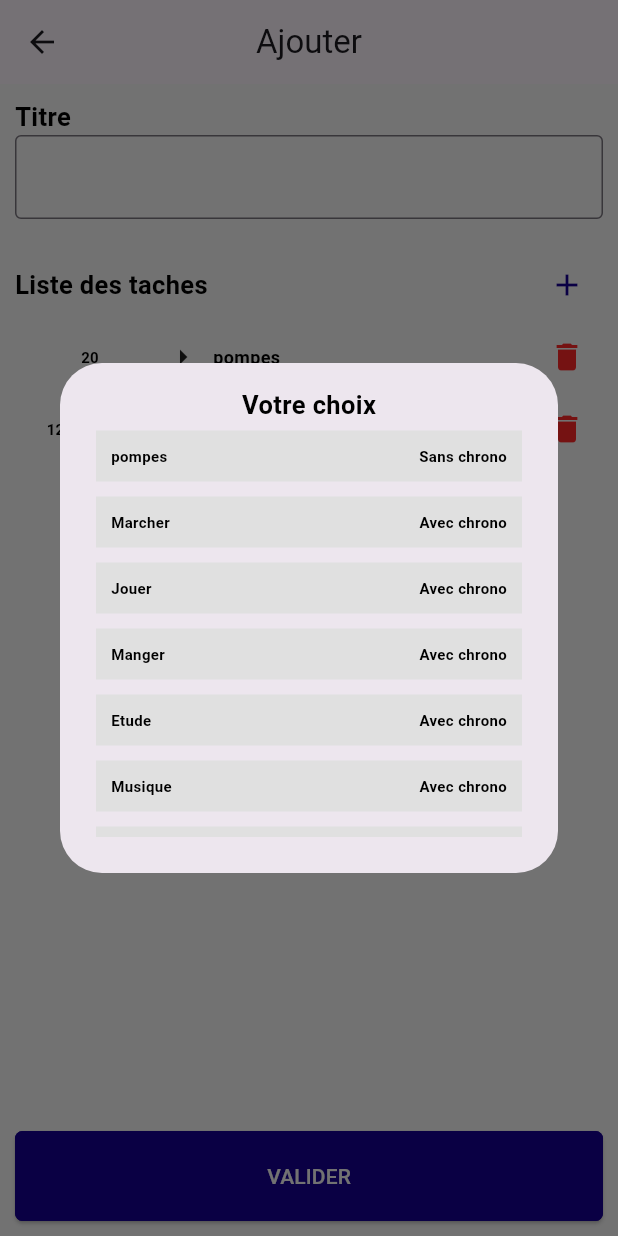
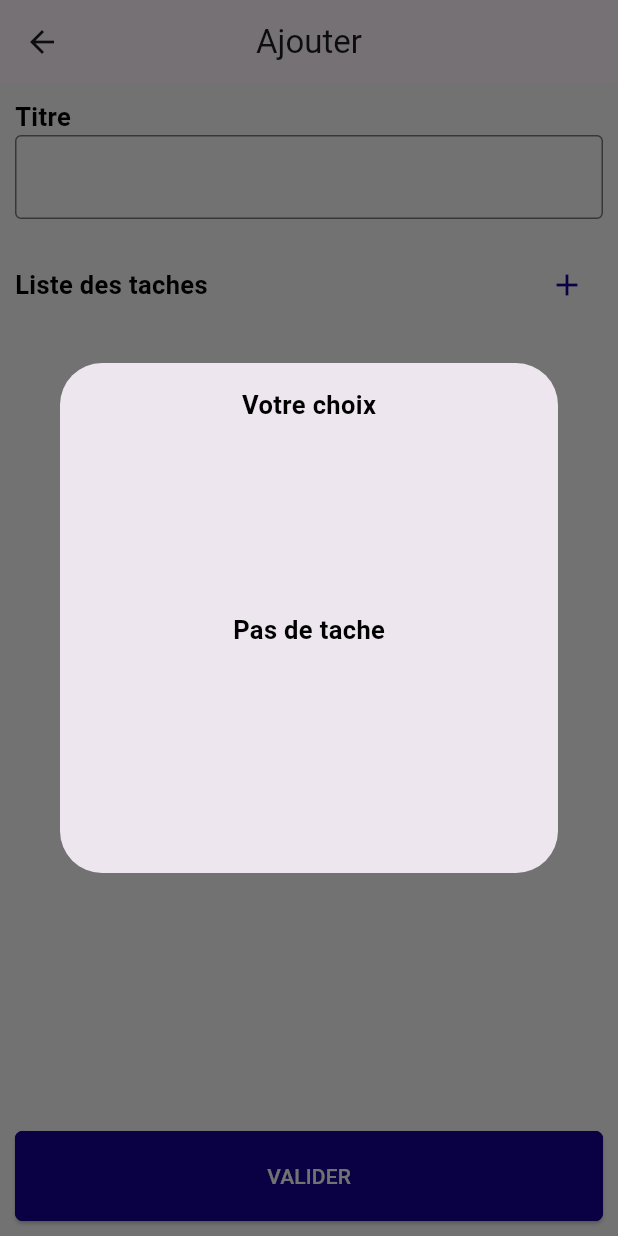
Before and after one commit to WrokSon/wilpro, a Flutter app: the ManagerActivityPage screen opened directly with empty values, after a tap on the "add" icon, on a phone screen of 412 x 824 dp. Run offline on Flutter 3.47's test engine with Material 3 defaults, Android fonts, the phone set to English and light mode, and no system bars; our stand-ins replace backdrop, cached_network_image, flutter_map, latlong2; network calls fail.

Commit message:
[ADD] possibilité ajout activité

```diff
--- /dev/null
+++ b/wilpro/lib/model/structure/my_time.dart
@@ -0,0 +1,19 @@
+class MyTime {
+  int hour;
+  int minute;
+  int second;
+
+  MyTime({this.hour = 0, this.minute = 0, this.second = 0});
+
+  static MyTime fromValue(int value) {
+    int s = value % 60;
+    int m = (value ~/ 60) % 60;
+    int h = value ~/ 3600;
+    return MyTime(hour: h, minute: m, second: s);
+  }
+
+  static int toValue(MyTime value) =>
+      value.hour * 3600 + value.minute * 60 + value.second;
+
+  int getValue() => hour * 3600 + minute * 60 + second;
+}
--- a/wilpro/lib/service/notifier/activity_notifier.dart
+++ b/wilpro/lib/service/notifier/activity_notifier.dart
@@ -1,88 +1,14 @@
 import 'package:flutter/foundation.dart';
+import 'package:uuid/uuid.dart';
 import 'package:wilpro/model/activity.dart';
 import 'package:wilpro/model/quantity.dart';
+import 'package:wilpro/model/structure/my_time.dart';
 import 'package:wilpro/model/task.dart';
 import 'package:wilpro/service/notifier/task_notifier.dart';
 import 'package:wilpro/service/tools.dart';
 
 class ActivityNotifier with ChangeNotifier {
-  final List<Activity> _activities = [
-    Activity(id: "id", title: "Ma routine", tasks: [
-      Quantity(id: "id5", value: 10, idTask: "pompe"),
-      Quantity(
-          id: "id2",
-          value: DateTime(0, 0, 0, 0, 30, 0).microsecondsSinceEpoch,
-          idTask: "repo"),
-      Quantity(id: "id3", value: 10, idTask: "marche"),
-      Quantity(
-          id: "id6",
-          value: DateTime(0, 0, 0, 0, 15, 0).microsecondsSinceEpoch,
-          idTask: "mange"),
-    ]),
-    Activity(id: "id2", title: "Sport", tasks: [
-      Quantity(id: "id7", value: 30, idTask: "pompe"),
-      Quantity(
-          id: "id8",
-          value: DateTime(0, 0, 0, 0, 1, 0).microsecondsSinceEpoch,
-          idTask: "repo"),
-      Quantity(id: "id9", value: 30, idTask: "pompe"),
-      Quantity(
-          id: "id10",
-          value: DateTime(0, 0, 0, 0, 1, 0).microsecondsSinceEpoch,
-          idTask: "repo"),
-      Quantity(id: "id11", value: 30, idTask: "pompe"),
-      Quantity(
-          id: "id12",
-          value: DateTime(0, 0, 0, 0, 1, 0).microsecondsSinceEpoch,
-          idTask: "repo"),
-      Quantity(id: "id13", value: 30, idTask: "pompe"),
-      Quantity(
-          id: "id14",
-          value: DateTime(0, 0, 0, 0, 1, 0).microsecondsSinceEpoch,
-          idTask: "repo"),
-      Quantity(id: "id15", value: 30, idTask: "pompe"),
-      Quantity(
-          id: "id16",
-          value: DateTime(0, 0, 0, 0, 1, 0).microsecondsSinceEpoch,
-          idTask: "repo"),
-    ]),
-    Activity(id: "id3", title: "Session", tasks: [
-      Quantity(
-          id: "id18",
-          value: DateTime(0, 0, 0, 0, 30, 0).microsecondsSinceEpoch,
-          idTask: "jouer"),
-      Quantity(
-          id: "id19",
-          value: DateTime(0, 0, 0, 0, 15, 0).microsecondsSinceEpoch,
-          idTask: "mange"),
-      Quantity(
-          id: "id20",
-          value: DateTime(0, 0, 0, 5, 0, 0).microsecondsSinceEpoch,
-          idTask: "dodo"),
-    ]),
-    Activity(id: "id4", title: "Etudier", tasks: [
-      Quantity(
-          id: "id22",
-          value: DateTime(0, 0, 0, 0, 30, 0).microsecondsSinceEpoch,
-          idTask: "etude"),
-      Quantity(
-          id: "id23",
-          value: DateTime(0, 0, 0, 0, 30, 0).microsecondsSinceEpoch,
-          idTask: "musique"),
-      Quantity(
-          id: "id25",
-          value: DateTime(0, 0, 0, 0, 30, 0).microsecondsSinceEpoch,
-          idTask: "etude"),
-      Quantity(
-          id: "id32",
-          value: DateTime(0, 0, 0, 0, 30, 0).microsecondsSinceEpoch,
-          idTask: "musique"),
-      Quantity(
-          id: "id36",
-          value: DateTime(0, 0, 0, 0, 30, 0).microsecondsSinceEpoch,
-          idTask: "etude"),
-    ]),
-  ];
+  final List<Activity> _activities = [];
   final taskNotifier = TaskNotifier.instance;
 
   static final instance = ActivityNotifier._();
@@ -95,6 +21,21 @@ class ActivityNotifier with ChangeNotifier {
         (element) => element.id == id,
         orElse: () => Activity(id: "-1", title: "", tasks: []),
       );
+
+  bool isTitleExist(String title) => _activities
+              .firstWhere((test) => test.title.trim() == title.trim(),
+                  orElse: () => Activity(id: "-1", title: "", tasks: []))
+              .id ==
+          "-1"
+      ? false
+      : true;
+
+  // ajouter une activiter
+  void addActivity({required String title, required List<Quantity> tasks}) {
+    _activities
+        .add(Activity(id: const Uuid().v1(), title: title, tasks: tasks));
+    notifyListeners();
+  }
 
   // verifi si l'activité existe avec l'id
   bool isExistById(String id) => getById(id).id != "-1" ? true : false;
@@ -129,7 +70,7 @@ class ActivityNotifier with ChangeNotifier {
           final task = taskNotifier.getById(quantity.idTask);
           if (task.withTimer) {
             resultat.add(
-                "${Tools.timeString(DateTime.fromMicrosecondsSinceEpoch(quantity.value), enLettre: true)} : ${task.title}");
+                "${Tools.timeString(MyTime.fromValue(quantity.value), enLettre: true)} : ${task.title}");
           } else {
             resultat.add(
                 quantity.value < 900000000000 && quantity.value > -900000000000
--- a/wilpro/lib/service/notifier/manager_activity_notifier.dart
+++ b/wilpro/lib/service/notifier/manager_activity_notifier.dart
@@ -3,19 +3,14 @@ import 'package:uuid/uuid.dart';
 import 'package:wilpro/model/quantity.dart';
 
 class ManagerActivityNotifier with ChangeNotifier {
-  final List<Quantity> _editActivityList = [
-    Quantity(id: "1", value: 20, idTask: "pompe"),
-    Quantity(
-        id: "2",
-        value: DateTime(0, 0, 0, 12, 5, 15).microsecondsSinceEpoch,
-        idTask: "jouer"),
-  ];
+  final List<Quantity> _editActivityList = [];
   static final instance = ManagerActivityNotifier._();
   ManagerActivityNotifier._();
 
   /// ADD/EDITION
 
   List<Quantity> get editList => _editActivityList;
+  void clearEditList() => _editActivityList.clear();
 
   void deleteToeditActivityList(String id) {
     _editActivityList.removeWhere((element) => element.id == id);
--- a/wilpro/lib/service/notifier/task_notifier.dart
+++ b/wilpro/lib/service/notifier/task_notifier.dart
@@ -5,48 +5,7 @@ import 'package:wilpro/model/task.dart';
 class TaskNotifier with ChangeNotifier {
   static final TaskNotifier instance = TaskNotifier._();
 
-  final List<Task> _tasks = [
-    Task(
-      id: "pompe",
-      title: "pompes",
-      withTimer: false,
-    ),
-    Task(
-      id: "marche",
-      title: "Marcher",
-      withTimer: true,
-    ),
-    Task(
-      id: "jouer",
-      title: "Jouer",
-      withTimer: true,
-    ),
-    Task(
-      id: "mange",
-      title: "Manger",
-      withTimer: true,
-    ),
-    Task(
-      id: "etude",
-      title: "Etude",
-      withTimer: true,
-    ),
-    Task(
-      id: "musique",
-      title: "Musique",
-      withTimer: true,
-    ),
-    Task(
-      id: "repo",
-      title: "Repo",
-      withTimer: true,
-    ),
-    Task(
-      id: "dodo",
-      title: "Dormir",
-      withTimer: true,
-    ),
-  ];
+  final List<Task> _tasks = [];
 
   // constructeur privée
   TaskNotifier._();
--- a/wilpro/lib/ui/composants/my_meteo.dart
+++ b/wilpro/lib/ui/composants/my_meteo.dart
@@ -29,7 +29,7 @@ class _MyMeteo extends State<MyMeteo> {
           crossAxisAlignment: CrossAxisAlignment.center,
           children: [
             MyWidgets.text(
-                text: Tools.timeString(DateTime.now(),
+                text: Tools.timeString2(DateTime.now(),
                     format: FormatTimeEnum.hhmmss),
                 size: 30),
             Row(
--- a/wilpro/lib/ui/page/manager_activity_page.dart
+++ b/wilpro/lib/ui/page/manager_activity_page.dart
@@ -1,6 +1,7 @@
 import 'package:flutter/material.dart';
 import 'package:wilpro/model/activity.dart';
 import 'package:wilpro/model/quantity.dart';
+import 'package:wilpro/model/structure/my_time.dart';
 import 'package:wilpro/service/notifier/activity_notifier.dart';
 import 'package:wilpro/service/notifier/manager_activity_notifier.dart';
 import 'package:wilpro/service/notifier/task_notifier.dart';
@@ -48,23 +49,26 @@ class _ManagerActivityPage extends State<ManagerActivityPage> {
                   child: ListenableBuilder(
                       listenable: managerActivityNotifier,
                       builder: (context, child) {
-                        return ListView.builder(
+                        return listTasks.isNotEmpty
+                            ? ListView.builder(
                                 itemCount: listTasks.length,
-                          itemBuilder: (context, index) => GestureDetector(
+                                itemBuilder: (context, index) =>
+                                    GestureDetector(
                                   onTap: () {
                                     // add
                                     Navigator.of(context).pop();
                                     setState(() {
-                                managerActivityNotifier.addToeditActivityList(
+                                      managerActivityNotifier
+                                          .addToeditActivityList(
                                               value: listTasks[index].withTimer
-                                        ? DateTime(0, 0, 0, 0, 5, 0)
-                                            .microsecondsSinceEpoch
+                                                  ? MyTime(minute: 5).getValue()
                                                   : 1,
                                               idTask: listTasks[index].id);
                                     });
                                   },
                                   child: Container(
-                              margin: const EdgeInsets.symmetric(vertical: 5),
+                                    margin:
+                                        const EdgeInsets.symmetric(vertical: 5),
                                     padding: const EdgeInsets.all(10),
                                     color: MyColors.backgroundNavBar,
                                     child: MyWidgets.simpleItemList(
@@ -74,6 +78,9 @@ class _ManagerActivityPage extends State<ManagerActivityPage> {
                                             : "Sans chrono"),
                                   ),
                                 ),
+                              )
+                            : Center(
+                                child: MyWidgets.text(text: "Pas de tache"),
                               );
                       }),
                 ),
@@ -96,18 +103,19 @@ class _ManagerActivityPage extends State<ManagerActivityPage> {
       ),
       body: Container(
         color: MyColors.background,
-        child: Padding(
         padding: const EdgeInsets.all(10),
-          child: Column(
-            crossAxisAlignment: CrossAxisAlignment.start,
-            children: [
+        child: ListenableBuilder(
+          builder: (context, child) =>
+              Column(crossAxisAlignment: CrossAxisAlignment.start, children: [
             MyWidgets.text(text: "Titre"),
             Container(
               margin: const EdgeInsets.only(bottom: 20),
               child: TextFormField(
                 controller: titleController,
+                maxLength: 100,
                 decoration: const InputDecoration(
                   border: OutlineInputBorder(),
+                  counterText: "",
                 ),
               ),
             ),
@@ -124,8 +132,7 @@ class _ManagerActivityPage extends State<ManagerActivityPage> {
               ],
             ),
             Expanded(
-                child: ListenableBuilder(
-                  builder: (context, child) => tasks.isNotEmpty
+              child: tasks.isNotEmpty
                   ? ListView.builder(
                       itemCount: tasks.length,
                       itemBuilder: (context, index) =>
@@ -135,17 +142,27 @@ class _ManagerActivityPage extends State<ManagerActivityPage> {
                       child: MyWidgets.text(
                           text: "Votre Activité n'a pas de taches"),
                     ),
-                  listenable: managerActivityNotifier,
-                ),
             ),
             MyWidgets.button(
               text: "VALIDER",
-                onTap: () {},
+              onTap: () {
+                final title = titleController.text;
+                final listTasks = managerActivityNotifier.editList;
+                // NB : activityNotifier.isExistByTitle(title) -> true quand ça n'existe pas
+                if (title.isNotEmpty &&
+                    activityNotifier.isExistByTitle(title) &&
+                    listTasks.isNotEmpty) {
+                  activityNotifier.addActivity(
+                      title: title, tasks: List.from(listTasks));
+                  Navigator.pop(context);
+                  managerActivityNotifier.clearEditList();
+                }
+              },
               inverseColor: false,
               width: double.infinity,
             )
-            ],
-          ),
+          ]),
+          listenable: managerActivityNotifier,
         ),
       ),
     );
--- a/wilpro/lib/ui/page/sections/creationSubSection/activity_sub_section.dart
+++ b/wilpro/lib/ui/page/sections/creationSubSection/activity_sub_section.dart
@@ -37,8 +37,7 @@ class _ActivitySubSection extends State<ActivitySubSection> {
                       listenable: notifier,
                     )
                   : Center(
-                      child: MyWidgets.text(
-                          text: "Il n'y a pas d'activité enregistré"),
+                      child: MyWidgets.text(text: "Pas d'activité"),
                     ),
             ),
             MyWidgets.button(
--- a/wilpro/lib/ui/page/sections/creationSubSection/task_sub_section.dart
+++ b/wilpro/lib/ui/page/sections/creationSubSection/task_sub_section.dart
@@ -108,7 +108,7 @@ class _TaskSubSection extends State<TaskSubSection> {
                       )
                     : Center(
                         child: MyWidgets.text(
-                            text: "Il n'y a pas de tache enregistré"),
+                            text: "Pas de tache"),
                       ),
               ),
               MyWidgets.button(
```
Also changed, not shown: wilpro/lib/service/tools.dart (+58 -3 lines), wilpro/lib/ui/composants/item/task_in_activity_item.dart (+8 -14 lines). Lines whose indentation alone changed are shown as unchanged.
